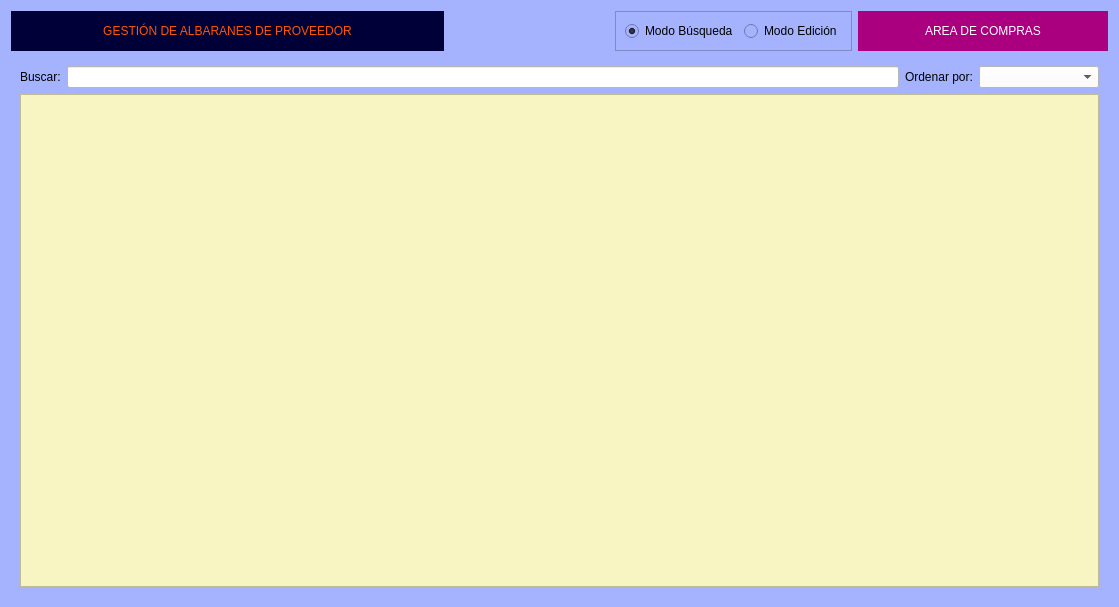
Before: the Qt Designer form Zona_Compras/frmalbaranproveedor.ui in arcnexus/RedFoX, drawn with Qt 5.
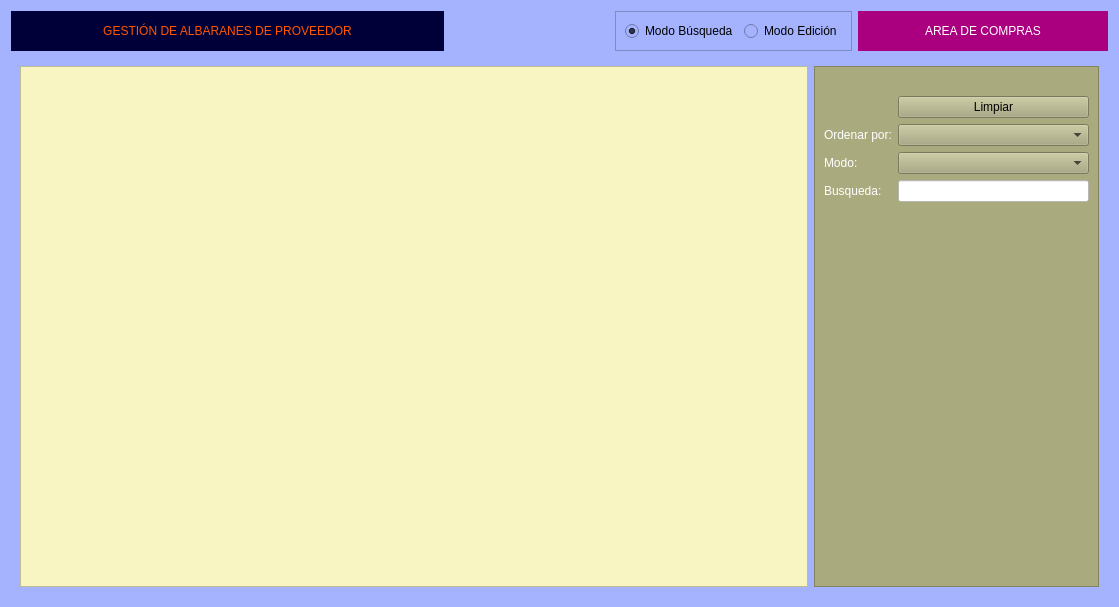
After: the same form once the commit is applied. Icons and pictures are not drawn.

The edit to the form file:
```diff
--- a/Zona_Compras/frmalbaranproveedor.ui
+++ b/Zona_Compras/frmalbaranproveedor.ui
@@ -2186,46 +2186,8 @@
       </layout>
      </widget>
      <widget class="QWidget" name="page_2">
-      <layout class="QGridLayout" name="gridLayout_7">
+      <layout class="QGridLayout" name="gridLayout_10">
        <item row="0" column="0">
-        <layout class="QHBoxLayout" name="horizontalLayout_7">
-         <item>
-          <widget class="QLabel" name="label_2">
-           <property name="text">
-            <string>Buscar:</string>
-           </property>
-          </widget>
-         </item>
-         <item>
-          <widget class="QLineEdit" name="txtBuscar">
-           <property name="styleSheet">
-            <string notr="true">background-color: rgb(255, 255, 255);</string>
-           </property>
-          </widget>
-         </item>
-         <item>
-          <widget class="QLabel" name="label_19">
-           <property name="text">
-            <string>Ordenar por:</string>
-           </property>
-          </widget>
-         </item>
-         <item>
-          <widget class="QComboBox" name="cboOrdenar_por">
-           <property name="minimumSize">
-            <size>
-             <width>120</width>
-             <height>0</height>
-            </size>
-           </property>
-           <property name="styleSheet">
-            <string notr="true">background-color: rgb(255, 255, 255);</string>
-           </property>
-          </widget>
-         </item>
-        </layout>
-       </item>
-       <item row="1" column="0">
         <widget class="QTableView" name="tabla">
          <property name="styleSheet">
           <string notr="true">alternate-background-color: rgb(255, 255, 255);
@@ -2248,6 +2210,111 @@
          </attribute>
         </widget>
        </item>
+       <item row="0" column="1">
+        <widget class="QFrame" name="frame_2">
+         <property name="maximumSize">
+          <size>
+           <width>285</width>
+           <height>16777215</height>
+          </size>
+         </property>
+         <property name="styleSheet">
+          <string notr="true">background-color: rgb(170, 170, 127);</string>
+         </property>
+         <property name="frameShape">
+          <enum>QFrame::StyledPanel</enum>
+         </property>
+         <property name="frameShadow">
+          <enum>QFrame::Raised</enum>
+         </property>
+         <layout class="QGridLayout" name="gridLayout_7">
+          <item row="4" column="0">
+           <widget class="QLabel" name="label_19">
+            <property name="styleSheet">
+             <string notr="true">color: rgb(255, 255, 255);</string>
+            </property>
+            <property name="text">
+             <string>Busqueda:</string>
+            </property>
+           </widget>
+          </item>
+          <item row="1" column="2">
+           <widget class="QPushButton" name="btnLimpiar">
+            <property name="text">
+             <string>Limpiar</string>
+            </property>
+            <property name="icon">
+             <iconset resource="../maya.qrc">
+              <normaloff>:/Icons/PNG/clean.png</normaloff>:/Icons/PNG/clean.png</iconset>
+            </property>
+           </widget>
+          </item>
+          <item row="2" column="0">
+           <widget class="QLabel" name="label_25">
+            <property name="styleSheet">
+             <string notr="true">color: rgb(255, 255, 255);</string>
+            </property>
+            <property name="text">
+             <string>Ordenar por:</string>
+            </property>
+           </widget>
+          </item>
+          <item row="5" column="0">
+           <spacer name="verticalSpacer_3">
+            <property name="orientation">
+             <enum>Qt::Vertical</enum>
+            </property>
+            <property name="sizeHint" stdset="0">
+             <size>
+              <width>20</width>
+              <height>40</height>
+             </size>
+            </property>
+           </spacer>
+          </item>
+          <item row="2" column="2">
+           <widget class="QComboBox" name="cboOrden">
+            <property name="minimumSize">
+             <size>
+              <width>120</width>
+              <height>0</height>
+             </size>
+            </property>
+           </widget>
+          </item>
+          <item row="3" column="0">
+           <widget class="QLabel" name="label_26">
+            <property name="styleSheet">
+             <string notr="true">color: rgb(255, 255, 255);</string>
+            </property>
+            <property name="text">
+             <string>Modo:</string>
+            </property>
+           </widget>
+          </item>
+          <item row="3" column="2">
+           <widget class="QComboBox" name="cboModo"/>
+          </item>
+          <item row="4" column="2">
+           <widget class="QLineEdit" name="txtBuscar">
+            <property name="styleSheet">
+             <string notr="true">background-color: rgb(255, 255, 255);</string>
+            </property>
+           </widget>
+          </item>
+          <item row="0" column="2">
+           <widget class="QLabel" name="label_2">
+            <property name="text">
+             <string/>
+            </property>
+            <property name="pixmap">
+             <pixmap resource="../maya.qrc">:/Icons/PNG/busca_filtra.png</pixmap>
+            </property>
+           </widget>
+          </item>
+         </layout>
+        </widget>
+       </item>
       </layout>
      </widget>
     </widget>
```
